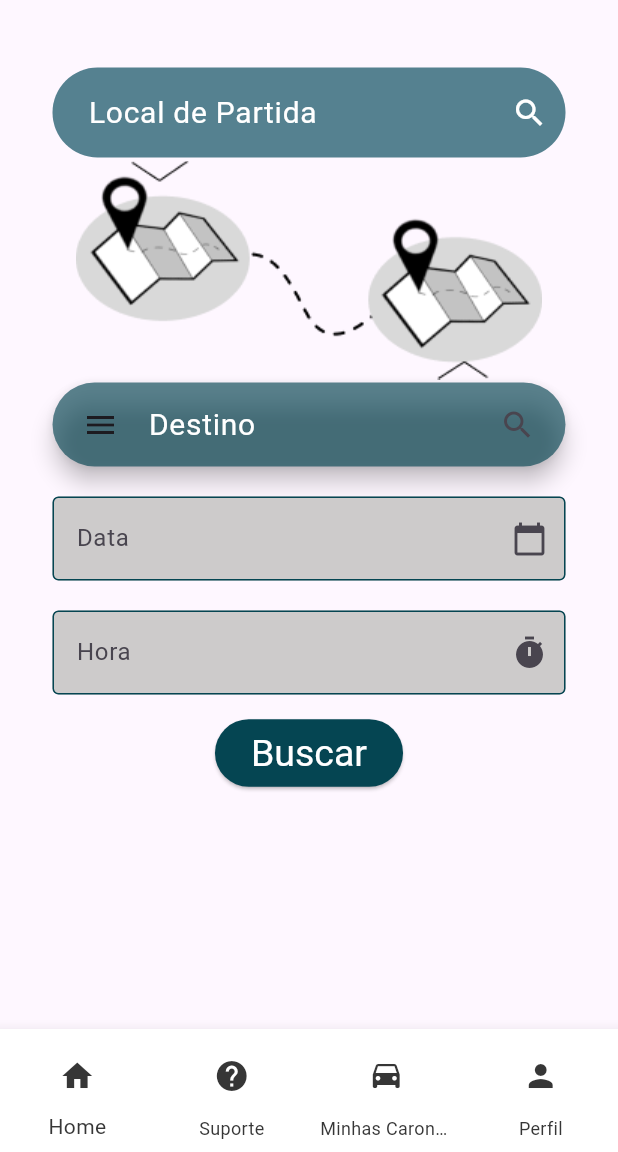
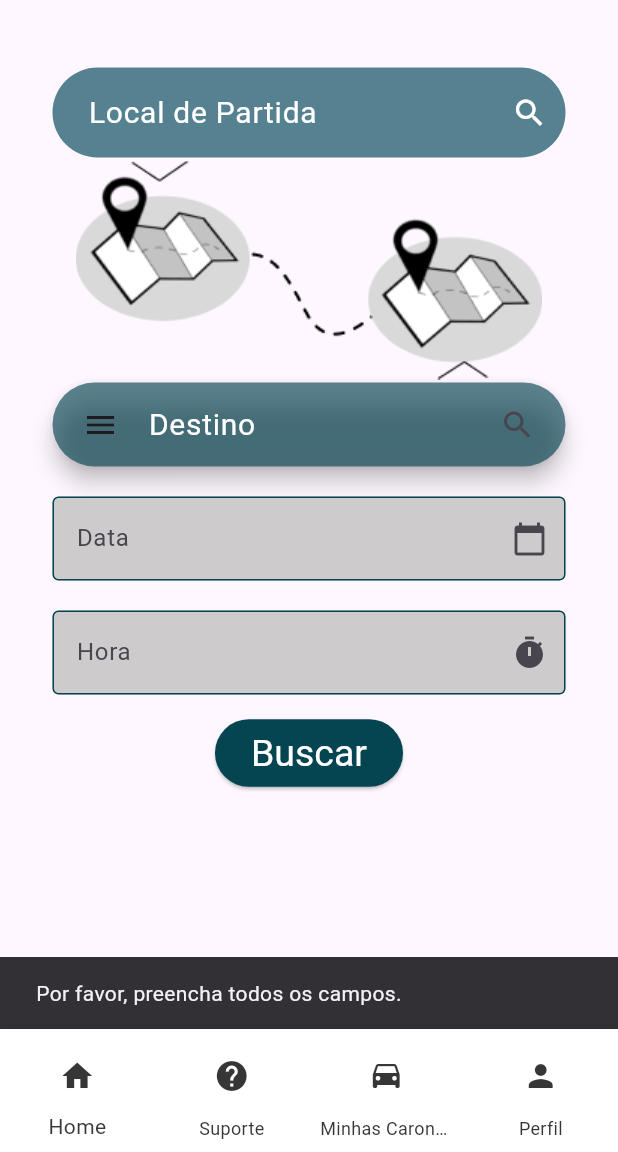
Before and after one commit to laioncorcino/uffluir, a Flutter app: the screen it shows after launch, after a tap on "Buscar", on a phone screen of 412 x 824 dp, the part 84-1236 px from its top. Run offline on Flutter 3.47's test engine with Material 3 defaults, Android fonts, the phone set to English and light mode, and no system bars; drawn by our look-alikes of flutter_typeahead; our stand-ins replace cloud_firestore, firebase_core; accounts and stored records are empty.

Commit message:
descomentando algo que eu havia esquecido

```diff
--- a/uffluirapp/lib/pages/home.dart
+++ b/uffluirapp/lib/pages/home.dart
@@ -291,11 +291,6 @@ class _HomeState extends State<Home> {
                     ),
                     child: Text("Buscar"),
                     onPressed: () {
-                    FirebaseFirestore.instance
-                        .collection('user')
-                        .doc('YAOEiPFGf1dLiN3kXkob')
-                        .set({'name': 'porfavorfunciona'});
-                  } /*{
                       String origem = _partidaController.text;
                       String destino = "GRG - TODOS"; // Seu destino fixo
                       String data = _dateController.text;
@@ -312,13 +307,12 @@ class _HomeState extends State<Home> {
                         // Caso contrário, exiba uma mensagem ao usuário
                         ScaffoldMessenger.of(context).showSnackBar(
                           SnackBar(
-                          content: Text("Por favor, preencha todos os campos."),
+                            content:
+                                Text("Por favor, preencha todos os campos."),
                           ),
                         );
                       }
-                  }*/
-                  ,
-                ),
+                    }),
               )
             ],
           ),
```
Lines whose indentation alone changed are shown as unchanged.
